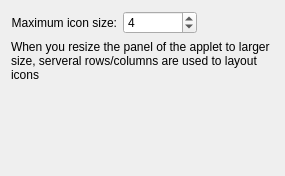
Qt form applets/kimpanel/applet/kimpanelconfig.ui (KDE/plasma-desktop) before a commit.
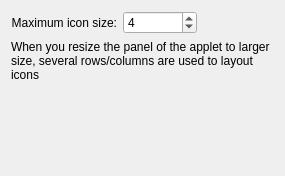
The same form after that commit.

What changed in the file:
```diff
--- a/applets/kimpanel/applet/kimpanelconfig.ui
+++ b/applets/kimpanel/applet/kimpanelconfig.ui
@@ -69,7 +69,7 @@
    <item row="1" column="0" colspan="2">
     <widget class="QLabel" name="help">
      <property name="text">
-      <string>When you resize the panel of the applet to larger size, serveral rows/columns are used to layout icons</string>
+      <string>When you resize the panel of the applet to larger size, several rows/columns are used to layout icons</string>
      </property>
      <property name="wordWrap">
       <bool>true</bool>
```
